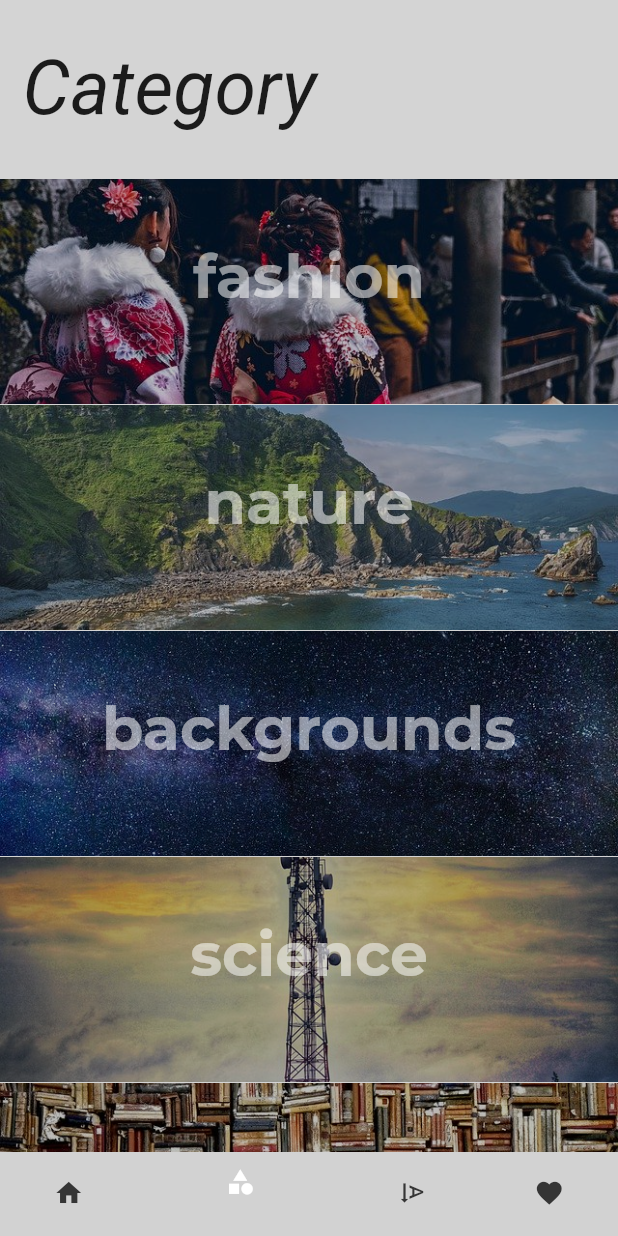
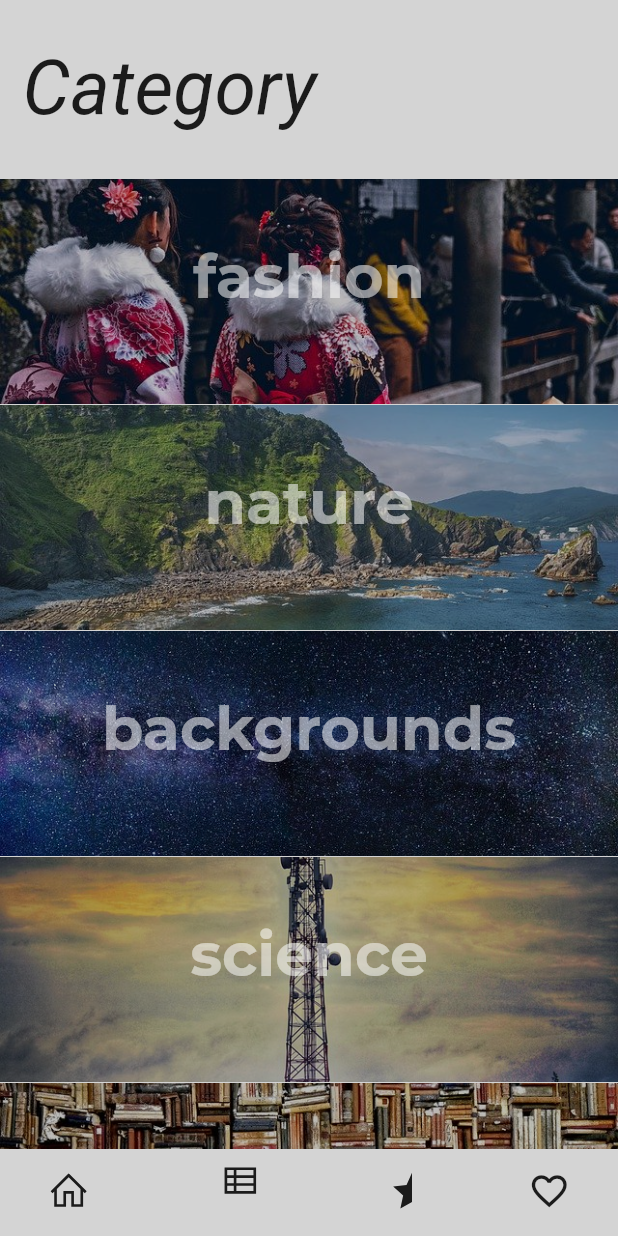
Before and after one commit to kubilaycakmak/wall_dock, a Flutter app: the screen it shows after launch, item 2 of the bottom bar chosen, on a phone screen of 412 x 824 dp. Run offline on Flutter 3.47's test engine with Material 2 defaults, Android fonts, the phone set to English and light mode, and no system bars; our stand-ins replace google_fonts, line_icons, photo_view; missing offline and left inert: firebase_admob; accounts and stored records are empty; network calls fail.

```diff
--- a/lib/home.dart
+++ b/lib/home.dart
@@ -1,5 +1,6 @@
 import 'package:flutter/material.dart';
 import 'package:google_fonts/google_fonts.dart';
+import 'package:line_icons/line_icons.dart';
 import 'package:wall_dock/category_page.dart';
 import 'package:wall_dock/favorite_page.dart';
 import 'package:wall_dock/style/text.dart';
@@ -21,33 +22,6 @@ class _HomeState extends State<Home> {
   @override
   Widget build(BuildContext context) {
     return Scaffold(
-      // appBar: AppBar(
-      //   backgroundColor: colorWhite,
-      //   title: selectedItem == 0
-      //       ? Text(
-      //           "Latest",
-      //           style: GoogleFonts.montserrat(textStyle: titleStyle),
-      //         )
-      //       : selectedItem == 1
-      //           ? Text(
-      //               "Categories",
-      //               style: GoogleFonts.montserrat(textStyle: titleStyle),
-      //             )
-      //           : selectedItem == 2
-      //               ? Text(
-      //                   'Popular',
-      //                   style: GoogleFonts.montserrat(textStyle: titleStyle),
-      //                 )
-      //               : selectedItem == 3
-      //                   ? Text(
-      //                       'My Favorites',
-      //                       style:
-      //                           GoogleFonts.montserrat(textStyle: titleStyle),
-      //                     )
-      //                   : Text(''),
-      //   //title: Text('Wall Dock', style: GoogleFonts.montserrat(textStyle: titleStyle),),
-      //   centerTitle: true,
-      // ),
       backgroundColor: colorGray,
       body: Stack(children: [
         Container(
@@ -57,12 +31,12 @@ class _HomeState extends State<Home> {
       ]),
       bottomNavigationBar: BottomNavigationBar(
         backgroundColor: colorGray,
-        selectedItemColor: colorWhite,
-        iconSize: 20,
+        selectedItemColor: colorDark,
+        iconSize: 28,
         currentIndex: selectedItem,
         elevation: 0,
         unselectedLabelStyle: TextStyle(color: colorWhite),
-        unselectedItemColor: colorTransparent,
+        unselectedItemColor: colorDark,
         onTap: (currentIndex) {
           setState(() {
             selectedItem = currentIndex;
@@ -70,40 +44,46 @@ class _HomeState extends State<Home> {
         },
         items: [
           BottomNavigationBarItem(
-              backgroundColor: colorGrayTransparent,
-              icon: Icon(Icons.home),
-              title: Container(
-                height: 2.0,
-                width: 5.0,
-                decoration:
-                    BoxDecoration(shape: BoxShape.circle, color: colorWhite),
-              )),
-          BottomNavigationBarItem(
-              backgroundColor: colorGrayTransparent,
-              icon: Icon(Icons.category),
-              title: Container(
-                height: 2.0,
-                width: 5.0,
-                decoration:
-                    BoxDecoration(shape: BoxShape.circle, color: colorWhite),
-              )),
-          BottomNavigationBarItem(
-              backgroundColor: colorGrayTransparent,
-              icon: Icon(Icons.text_rotation_down),
+              backgroundColor: colorGray,
+              icon: selectedItem == 0 ? Icon(Icons.home) : Icon(LineIcons.home),
               title: Container(
                 height: 5.0,
                 width: 5.0,
                 decoration:
-                    BoxDecoration(shape: BoxShape.circle, color: colorWhite),
+                    BoxDecoration(shape: BoxShape.circle, color: colorDark),
               )),
           BottomNavigationBarItem(
-              backgroundColor: colorGrayTransparent,
-              icon: Icon(Icons.favorite),
+              backgroundColor: colorGray,
+              icon: selectedItem == 1
+                  ? Icon(LineIcons.th_list)
+                  : Icon(Icons.list),
               title: Container(
                 height: 5.0,
                 width: 5.0,
                 decoration:
-                    BoxDecoration(shape: BoxShape.circle, color: colorWhite),
+                    BoxDecoration(shape: BoxShape.circle, color: colorDark),
+              )),
+          BottomNavigationBarItem(
+              backgroundColor: colorGray,
+              icon: selectedItem == 2
+                  ? Icon(Icons.star)
+                  : Icon(LineIcons.star_half_o),
+              title: Container(
+                height: 5.0,
+                width: 5.0,
+                decoration:
+                    BoxDecoration(shape: BoxShape.circle, color: colorDark),
+              )),
+          BottomNavigationBarItem(
+              backgroundColor: colorGray,
+              icon: selectedItem == 3
+                  ? Icon(Icons.favorite)
+                  : Icon(Icons.favorite_border),
+              title: Container(
+                height: 5.0,
+                width: 5.0,
+                decoration:
+                    BoxDecoration(shape: BoxShape.circle, color: colorDark),
               )),
         ],
       ),
--- a/lib/model/api_call.dart
+++ b/lib/model/api_call.dart
@@ -16,6 +16,7 @@ Future<Map> getPexelsLatestImages(int perPage, int pageNumer, _) async {
     return json.decode(response.body);
   }
 }
+
 Future<Map> getPexelsPopularImages(int perPage, int pageNumer, _) async {
   if (response == null) {
     response = await http.get(Uri.encodeFull(
--- a/lib/style/color.dart
+++ b/lib/style/color.dart
@@ -6,7 +6,7 @@ var colorPink = Color(0xFFFD4F99);
 var colorGray = Color(0xFFD4D4D4);
 var colorGrayTransparent = Color(0x0AA0A0A0);
 var colorWhite = Color(0xFFFFFFFF);
-var colorTransparent = Color(0xFF353535);
+var colorTransparent = Color(0x00353535);
 var colorYellowish = Color(0xFFEAFF29);
 
 var favIconBorder = Icons.favorite_border;
--- a/lib/style/text.dart
+++ b/lib/style/text.dart
@@ -4,5 +4,18 @@ import 'package:wall_dock/style/color.dart';
 
 import 'color.dart';
 
-var titleStyle = GoogleFonts.berkshireSwash(color: colorDark, fontSize: 50, fontWeight: FontWeight.w400, fontStyle: FontStyle.italic);
-var paragStyle = GoogleFonts.berkshireSwash(color: colorDark, fontSize: 20, fontWeight: FontWeight.w400, fontStyle: FontStyle.italic);
+var titleStyle = GoogleFonts.berkshireSwash(
+    color: colorDark,
+    fontSize: 50,
+    fontWeight: FontWeight.w400,
+    fontStyle: FontStyle.italic);
+var paragStyle = GoogleFonts.berkshireSwash(
+    color: colorDark,
+    fontSize: 20,
+    fontWeight: FontWeight.w400,
+    fontStyle: FontStyle.italic);
+var detailStyle = GoogleFonts.montserrat(
+    color: colorWhite,
+    fontSize: 15,
+    fontWeight: FontWeight.w400,
+    fontStyle: FontStyle.italic);
--- a/pubspec.yaml
+++ b/pubspec.yaml
@@ -16,6 +16,7 @@ dependencies:
   google_fonts:
   firebase_admob: ^0.9.0+10
   photo_view: ^0.9.1
+  line_icons: ^0.2.0
 
 dev_dependencies:
   flutter_test:
@@ -57,6 +58,7 @@ flutter:
    - assets/transportation.jpg
    - assets/travel.jpg
    - assets/places.jpg
+   - assets/wallpaper.jpg
 
   # An image asset can refer to one or more resolution-specific "variants", see
   # https://flutter.dev/assets-and-images/#resolution-aware.
```
Also changed, not shown: lib/full_screen.dart (+127 -74 lines), lib/home_page.dart (+24 -9 lines), lib/main.dart (+9 -4 lines), lib/style/loading.dart (added, +22 -0 lines), assets/wallpaper.jpg (added), pubspec.lock.
